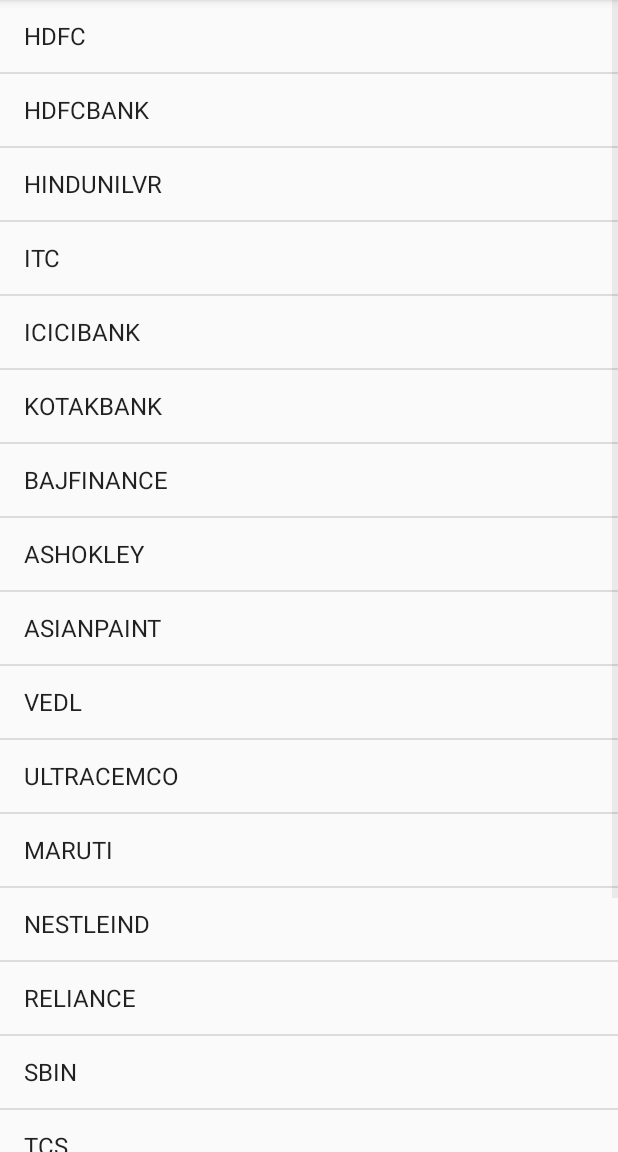
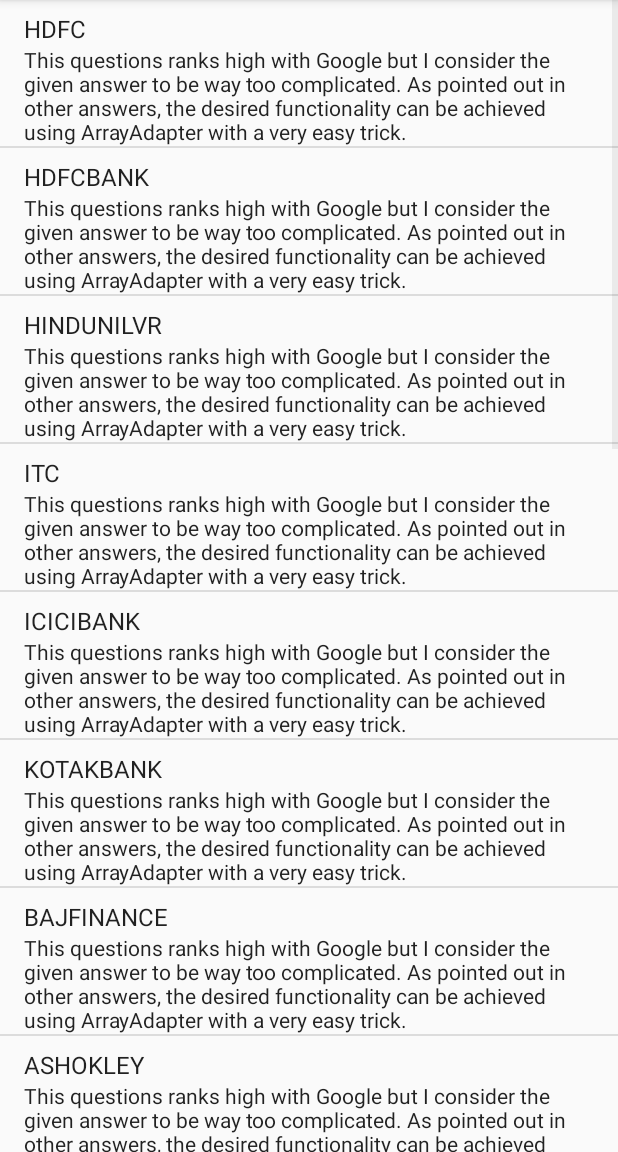
Before and after one commit to youd5/rssfeed, an Android app: the WatchlistActivity screen opened directly, with no data from a screen before it, on a phone screen of 412 x 824 dp, the part 84-1236 px from its top. Run offline under Robolectric (Android 15) with nearby library versions, the phone set to English and light mode, and no system bars.

Commit message:
temporary code to try to texts in the list using arrayadapter
this is going to be removed

```diff
--- a/app/src/main/java/com/example/rssfeed/WatchlistActivity.java
+++ b/app/src/main/java/com/example/rssfeed/WatchlistActivity.java
@@ -5,6 +5,7 @@
 import android.content.Intent;
 import android.os.Bundle;
 import android.view.View;
+import android.view.ViewGroup;
 import android.widget.AdapterView;
 import android.widget.ArrayAdapter;
 import android.widget.ListView;
@@ -27,7 +28,20 @@
 
         listItem = getResources().getStringArray(R.array.watchlist);
         final ArrayAdapter<String> adapter = new ArrayAdapter<String>(this,
-                android.R.layout.simple_list_item_1, android.R.id.text1, listItem);
+                android.R.layout.simple_list_item_2, android.R.id.text1, listItem){
+            @Override
+            public View getView(int position, View convertView, ViewGroup parent){
+                View view = super.getView(position, convertView, parent);
+                TextView text1 = (TextView) view.findViewById(android.R.id.text1);
+                TextView text2 = (TextView) view.findViewById(android.R.id.text2);
+
+                text1.setText(listItem[position]);
+                text2.setText("This questions ranks high with Google but I consider the given answer to be way too complicated. As pointed out in other answers, the desired functionality can be achieved using ArrayAdapter with a very easy trick.");
+                return view;
+
+            }
+        };
+
         listView.setAdapter(adapter);
         listView.setOnItemClickListener(new AdapterView.OnItemClickListener() {
             @Override
```
